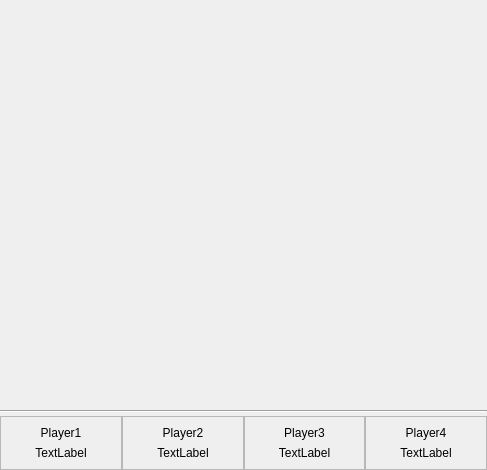
Above: src/viewerwindow.ui from mathklk/qwiz before the change. Below: the same form after it.
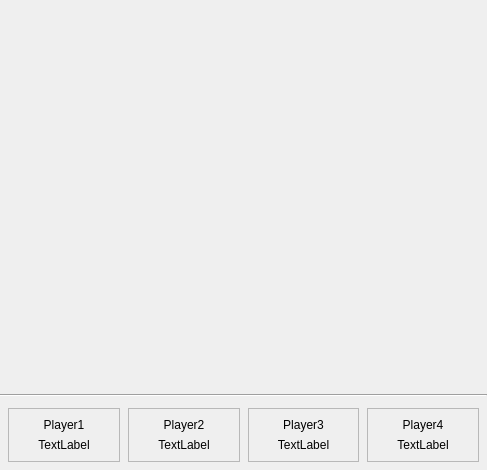
That is the form after the change.

What changed in the file:
```diff
--- a/src/viewerwindow.ui
+++ b/src/viewerwindow.ui
@@ -50,6 +50,21 @@
    </item>
    <item>
     <layout class="QHBoxLayout" name="horizontalLayout">
+     <property name="spacing">
+      <number>8</number>
+     </property>
+     <property name="leftMargin">
+      <number>8</number>
+     </property>
+     <property name="topMargin">
+      <number>8</number>
+     </property>
+     <property name="rightMargin">
+      <number>8</number>
+     </property>
+     <property name="bottomMargin">
+      <number>8</number>
+     </property>
      <item>
       <widget class="QFrame" name="frame_1">
        <property name="frameShape">
```
